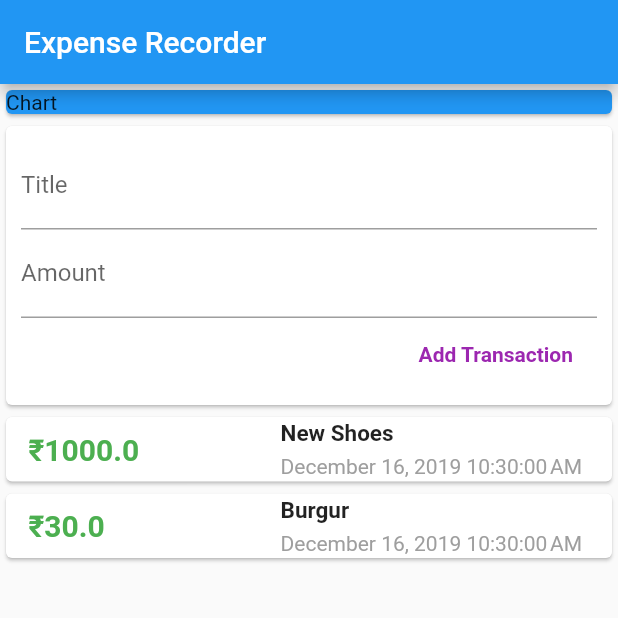
After one commit to akshaybengani/Flutter-PXM, a Flutter app: the screen it shows after launch, on a phone screen of 412 x 824 dp, the top half of it. The commit adds this screen. Run offline on Flutter 3.47's test engine with Material 2 defaults, Android fonts, the phone set to English and light mode, and no system bars.

Commit message:
List View Added and working

```diff
--- /dev/null
+++ b/lib/widgets/new_transaction.dart
@@ -0,0 +1,46 @@
+import 'package:flutter/material.dart';
+
+class New_Transaction extends StatelessWidget {
+
+  final Function addTx;
+  final titleController = TextEditingController();
+  final amountController = TextEditingController();
+
+  New_Transaction(this.addTx);
+
+  @override
+  Widget build(BuildContext context) {
+    return  Card(
+            child: Container(
+              padding: EdgeInsets.all(10),
+              child: Column(
+                crossAxisAlignment: CrossAxisAlignment.end,
+                children: <Widget>[
+                  TextField(
+                   decoration: InputDecoration(labelText: 'Title'),
+                   controller: titleController,
+                  //  onChanged: (val) {
+                  //    titleInput = val;
+                  //  },
+                  ),
+                  TextField(
+                    decoration: InputDecoration(labelText: 'Amount'),
+                    controller: amountController,
+                    // onChanged: (val) => amountInput = val,
+                  ),
+                  FlatButton(
+                    child: Text(
+                      'Add Transaction',
+                      style: TextStyle(fontWeight: FontWeight.bold),
+                    ),
+                    textColor: Colors.purple,
+                    onPressed: () {
+                      addTx(titleController.text,double.parse(amountController.text));
+                    },
+                  ),
+                ],
+              ),
+            ),
+          );
+  }
+}
--- /dev/null
+++ b/lib/widgets/transaction_list.dart
@@ -0,0 +1,68 @@
+import 'package:flutter/material.dart';
+import 'package:intl/intl.dart';
+import 'package:pers_exp_mon/models/transaction.dart';
+
+class TransactionList extends StatelessWidget {
+  final List<Transaction> transactions;
+
+  TransactionList(this.transactions);
+
+  @override
+  Widget build(BuildContext context) {
+    return Container(
+      height: 300,
+      child: ListView(
+        children: transactions.map((tx) {
+          return Card(
+            child: Row(
+              mainAxisAlignment: MainAxisAlignment.spaceBetween,
+              children: <Widget>[
+                Container(
+                  padding: EdgeInsets.symmetric(vertical: 5, horizontal: 5),
+                  margin: EdgeInsets.symmetric(vertical: 5, horizontal: 10),
+                  // decoration: BoxDecoration(
+                  //   border: Border.all(
+                  //     color: Colors.black,
+                  //     width: 2,
+                  //   ),
+                  // ),
+                  child: Text(
+                    '\u20B9' + tx.amount.toString(),
+                    style: TextStyle(
+                      fontWeight: FontWeight.bold,
+                      fontSize: 20,
+                      color: Colors.green,
+                    ),
+                    textAlign: TextAlign.center,
+                  ),
+                ),
+                Column(
+                  mainAxisAlignment: MainAxisAlignment.spaceEvenly,
+                  crossAxisAlignment: CrossAxisAlignment.start,
+                  children: <Widget>[
+                    Text(
+                      tx.title,
+                      style: TextStyle(
+                        fontWeight: FontWeight.bold,
+                        fontSize: 15,
+                      ),
+                    ),
+                    Container(
+                      padding: EdgeInsets.only(top: 5, right: 20),
+                      child: Text(
+                        DateFormat().format(tx.date),
+                        style: TextStyle(
+                          color: Colors.grey,
+                        ),
+                      ),
+                    ),
+                  ],
+                )
+              ],
+            ),
+          );
+        }).toList(),
+      ),
+    );
+  }
+}
--- /dev/null
+++ b/lib/widgets/user_transactions.dart
@@ -0,0 +1,50 @@
+import 'package:flutter/material.dart';
+import 'package:pers_exp_mon/models/transaction.dart';
+import 'package:pers_exp_mon/widgets/new_transaction.dart';
+import 'package:pers_exp_mon/widgets/transaction_list.dart';
+
+class User_Transactions extends StatefulWidget {
+  @override
+  _User_TransactionsState createState() => _User_TransactionsState();
+}
+
+class _User_TransactionsState extends State<User_Transactions> {
+  final List<Transaction> userTransactions = [
+    Transaction(
+      id: '1',
+      title: 'New Shoes',
+      amount: 1000,
+      date: DateTime.now(),
+    ),
+    Transaction(
+      id: '2',
+      title: 'Burgur',
+      amount: 30,
+      date: DateTime.now(),
+    ),
+  ];
+
+  void _addNewTransaction(String txTitle, double txAmount) {
+    final newTx = Transaction(
+      title: txTitle,
+      amount: txAmount,
+      date: DateTime.now(),
+      id: DateTime.now().toString(),
+    );
+
+    setState(() {
+      userTransactions.add(newTx);
+    });
+
+  }
+
+  @override
+  Widget build(BuildContext context) {
+    return Column(
+      children: <Widget>[
+        New_Transaction(_addNewTransaction),
+        TransactionList(userTransactions),
+      ],
+    );
+  }
+}
```
Also changed, not shown: lib/main.dart (+6 -93 lines), lib/models/transaction.dart (renamed from lib/transaction.dart).
